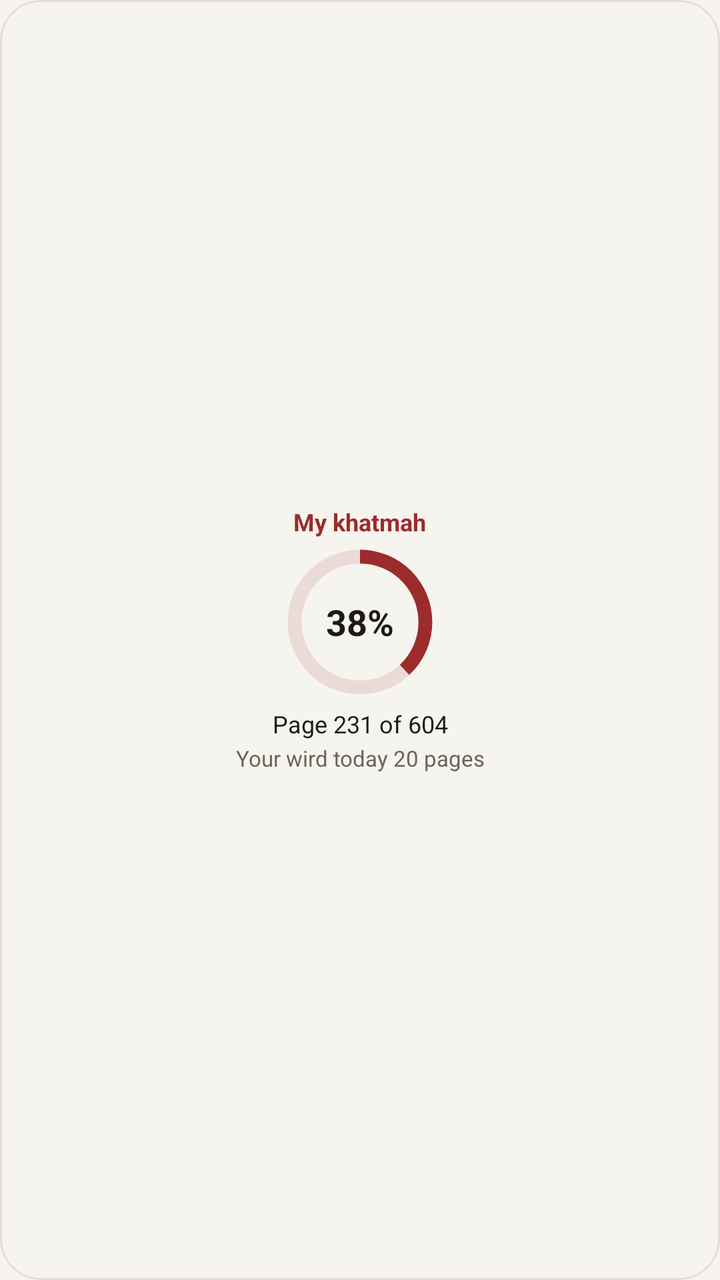
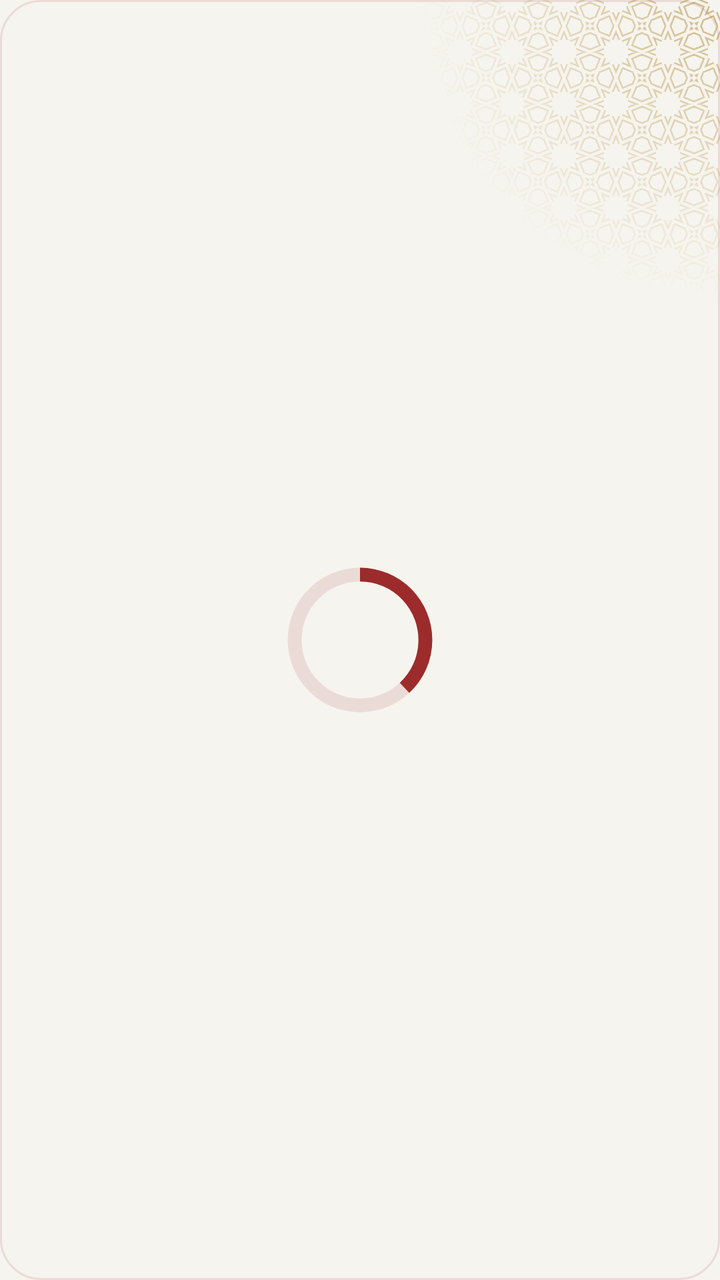

Before-and-after screenshots of an Android layout around one commit, followed by the original layout XML and the change that was made.
<!-- AndroidManifest.xml: application theme Theme.App -->
<!-- res/layout/widget_khatma.xml -->
<?xml version="1.0" encoding="utf-8"?>
<LinearLayout xmlns:android="http://schemas.android.com/apk/res/android"
    android:id="@+id/khatma_root"
    android:layout_width="match_parent" android:layout_height="match_parent"
    android:orientation="vertical" android:gravity="center" android:padding="12dp"
    android:background="@drawable/widget_paper" android:layoutDirection="locale">
    <TextView android:id="@+id/khatma_head" android:layout_width="wrap_content" android:layout_height="wrap_content"
        android:text="@string/widgetSample23" android:textSize="12sp" android:textStyle="bold" android:textColor="@color/widgetAccent" android:maxLines="1"/>
    <FrameLayout android:layout_width="76dp" android:layout_height="76dp" android:layout_marginTop="4dp">
        <ProgressBar android:id="@+id/khatma_ring" style="@android:style/Widget.ProgressBar.Horizontal"
            android:layout_width="match_parent" android:layout_height="match_parent"
            android:max="604" android:progress="230" android:progressDrawable="@drawable/widget_ring"/>
        <TextView android:id="@+id/khatma_share" android:layout_width="wrap_content" android:layout_height="wrap_content"
            android:layout_gravity="center" android:text="@string/widgetSample24" android:textSize="18sp" android:textStyle="bold"
            android:textColor="@color/widgetInk" android:fontFeatureSettings="tnum"/>
    </FrameLayout>
    <TextView android:id="@+id/khatma_page" android:layout_width="match_parent" android:layout_height="18dp"
        android:text="@string/widgetSample25" android:textSize="12sp" android:textColor="@color/widgetInk" android:maxLines="1" android:layout_marginTop="4dp"
        android:gravity="center" android:autoSizeTextType="uniform" android:autoSizeMinTextSize="8sp" android:autoSizeMaxTextSize="12sp"/>
    <TextView android:id="@+id/khatma_wird" android:layout_width="match_parent" android:layout_height="16dp"
        android:text="@string/widgetSample26" android:textSize="11sp" android:textColor="@color/widgetMuted" android:maxLines="1"
        android:gravity="center" android:autoSizeTextType="uniform" android:autoSizeMinTextSize="8sp" android:autoSizeMaxTextSize="11sp"/>
</LinearLayout>
<!-- resources referenced by this layout -->
<resources>
  <color name="widgetAccent">#9c2b2b</color>
  <color name="widgetInk">#1d1a16</color>
  <color name="widgetMuted">#6b645a</color>
  <!-- drawable widget_paper (drawable) -->
  <?xml version="1.0" encoding="utf-8"?>
  <shape xmlns:android="http://schemas.android.com/apk/res/android" android:shape="rectangle">
      <solid android:color="@color/widgetSurface"/>
      <stroke android:width="1dp" android:color="@color/widgetTrack"/>
      <corners android:radius="20dp"/>
  </shape>
  <!-- drawable widget_ring (drawable) -->
  <?xml version="1.0" encoding="utf-8"?>
  <layer-list xmlns:android="http://schemas.android.com/apk/res/android">
      <item android:id="@android:id/background">
          <shape android:shape="ring" android:innerRadiusRatio="2.6" android:thicknessRatio="11" android:useLevel="false">
              <solid android:color="@color/widgetTrack"/>
          </shape>
      </item>
      <item android:id="@android:id/progress">
          <rotate android:fromDegrees="270" android:toDegrees="270" android:pivotX="50%" android:pivotY="50%">
              <shape android:shape="ring" android:innerRadiusRatio="2.6" android:thicknessRatio="11" android:useLevel="true">
                  <solid android:color="@color/widgetAccent"/>
              </shape>
          </rotate>
      </item>
  </layer-list>
  <string name="widgetSample23">My khatmah</string>
  <string name="widgetSample24" formatted="false">38%</string>
  <string name="widgetSample25">Page 231 of 604</string>
  <string name="widgetSample26">Your wird today 20 pages</string>
  <style name="Theme.App" parent="android:Theme.Material.Light.NoActionBar">
          <item name="android:windowBackground">@drawable/window_splash</item>
          <item name="android:statusBarColor">@color/backgroundColor</item>
          <item name="android:navigationBarColor">@color/backgroundColor</item>
      </style>
  <color name="widgetSurface">#f6f4ee</color>
  <color name="widgetTrack">#1F9c2b2b</color>
  <!-- drawable window_splash (drawable) -->
  <?xml version="1.0" encoding="utf-8"?>
  <layer-list xmlns:android="http://schemas.android.com/apk/res/android">
      <item android:drawable="@color/backgroundColor"/>
      <item android:drawable="@drawable/splash" android:gravity="center" android:width="120dp" android:height="120dp"/>
  </layer-list>
  <color name="backgroundColor">#f6f4ee</color>
  <!-- drawable splash: png bitmap (drawable-hdpi, 52970 bytes) -->
</resources>

<!-- the commit's change to res/layout/widget_khatma.xml (unified diff, before → after) -->
@@ -1,23 +1,31 @@
 <?xml version="1.0" encoding="utf-8"?>
-<LinearLayout xmlns:android="http://schemas.android.com/apk/res/android"
+<FrameLayout xmlns:android="http://schemas.android.com/apk/res/android"
+    xmlns:tools="http://schemas.android.com/tools" tools:ignore="ContentDescription"
     android:id="@+id/khatma_root"
     android:layout_width="match_parent" android:layout_height="match_parent"
-    android:orientation="vertical" android:gravity="center" android:padding="12dp"
     android:background="@drawable/widget_paper" android:layoutDirection="locale">
-    <TextView android:id="@+id/khatma_head" android:layout_width="wrap_content" android:layout_height="wrap_content"
-        android:text="@string/widgetSample23" android:textSize="12sp" android:textStyle="bold" android:textColor="@color/widgetAccent" android:maxLines="1"/>
-    <FrameLayout android:layout_width="76dp" android:layout_height="76dp" android:layout_marginTop="4dp">
-        <ProgressBar android:id="@+id/khatma_ring" style="@android:style/Widget.ProgressBar.Horizontal"
-            android:layout_width="match_parent" android:layout_height="match_parent"
-            android:max="604" android:progress="230" android:progressDrawable="@drawable/widget_ring"/>
-        <TextView android:id="@+id/khatma_share" android:layout_width="wrap_content" android:layout_height="wrap_content"
-            android:layout_gravity="center" android:text="@string/widgetSample24" android:textSize="18sp" android:textStyle="bold"
-            android:textColor="@color/widgetInk" android:fontFeatureSettings="tnum"/>
-    </FrameLayout>
-    <TextView android:id="@+id/khatma_page" android:layout_width="match_parent" android:layout_height="18dp"
-        android:text="@string/widgetSample25" android:textSize="12sp" android:textColor="@color/widgetInk" android:maxLines="1" android:layout_marginTop="4dp"
-        android:gravity="center" android:autoSizeTextType="uniform" android:autoSizeMinTextSize="8sp" android:autoSizeMaxTextSize="12sp"/>
-    <TextView android:id="@+id/khatma_wird" android:layout_width="match_parent" android:layout_height="16dp"
-        android:text="@string/widgetSample26" android:textSize="11sp" android:textColor="@color/widgetMuted" android:maxLines="1"
-        android:gravity="center" android:autoSizeTextType="uniform" android:autoSizeMinTextSize="8sp" android:autoSizeMaxTextSize="11sp"/>
-</LinearLayout>
+    <ImageView android:layout_width="150dp" android:layout_height="150dp" android:layout_gravity="top|end"
+        android:src="@drawable/widget_orn_band" android:tint="@color/widgetOrnament" android:tintMode="src_in"
+        android:importantForAccessibility="no"/>
+    <LinearLayout
+        android:layout_width="match_parent" android:layout_height="match_parent"
+        android:orientation="vertical" android:gravity="center" android:padding="12dp">
+        <ImageView android:id="@+id/khatma_head" android:layout_width="wrap_content" android:layout_height="wrap_content"
+            android:adjustViewBounds="true" android:scaleType="fitCenter"
+            android:tint="@color/widgetAccent" android:tintMode="src_in"/>
+        <FrameLayout android:layout_width="76dp" android:layout_height="76dp" android:layout_marginTop="4dp">
+            <ProgressBar android:id="@+id/khatma_ring" style="@android:style/Widget.ProgressBar.Horizontal"
+                android:layout_width="match_parent" android:layout_height="match_parent"
+                android:max="604" android:progress="230" android:progressDrawable="@drawable/widget_ring"/>
+            <ImageView android:id="@+id/khatma_share" android:layout_width="wrap_content" android:layout_height="wrap_content"
+                android:layout_gravity="center" android:maxWidth="60dp" android:adjustViewBounds="true" android:scaleType="fitCenter"
+                android:tint="@color/widgetInk" android:tintMode="src_in"/>
+        </FrameLayout>
+        <ImageView android:id="@+id/khatma_page" android:layout_width="wrap_content" android:layout_height="wrap_content"
+            android:layout_marginTop="4dp" android:adjustViewBounds="true" android:scaleType="fitCenter"
+            android:tint="@color/widgetInk" android:tintMode="src_in"/>
+        <ImageView android:id="@+id/khatma_wird" android:layout_width="wrap_content" android:layout_height="wrap_content"
+            android:adjustViewBounds="true" android:scaleType="fitCenter"
+            android:tint="@color/widgetMuted" android:tintMode="src_in"/>
+    </LinearLayout>
+</FrameLayout>
<!-- resource entries referenced after the edit -->
@@ -3,6 +3,11 @@
   <color name="widgetAccent">#9c2b2b</color>
   <color name="widgetInk">#1d1a16</color>
   <color name="widgetMuted">#6b645a</color>
+  <color name="widgetOrnament">#8CB08833</color>
+  <!-- drawable widget_orn_band (drawable) -->
+  <?xml version="1.0" encoding="utf-8"?>
+  <bitmap xmlns:android="http://schemas.android.com/apk/res/android"
+      android:src="@drawable/widget_orn_band_mask" android:autoMirrored="true"/>
   <!-- drawable widget_paper (drawable) -->
   <?xml version="1.0" encoding="utf-8"?>
   <shape xmlns:android="http://schemas.android.com/apk/res/android" android:shape="rectangle">
@@ -26,15 +31,12 @@
           </rotate>
       </item>
   </layer-list>
-  <string name="widgetSample23">My khatmah</string>
-  <string name="widgetSample24" formatted="false">38%</string>
-  <string name="widgetSample25">Page 231 of 604</string>
-  <string name="widgetSample26">Your wird today 20 pages</string>
   <style name="Theme.App" parent="android:Theme.Material.Light.NoActionBar">
           <item name="android:windowBackground">@drawable/window_splash</item>
           <item name="android:statusBarColor">@color/backgroundColor</item>
           <item name="android:navigationBarColor">@color/backgroundColor</item>
       </style>
+  <!-- drawable widget_orn_band_mask: webp bitmap (drawable-hdpi, 18976 bytes) -->
   <color name="widgetSurface">#f6f4ee</color>
   <color name="widgetTrack">#1F9c2b2b</color>
   <!-- drawable window_splash (drawable) -->
